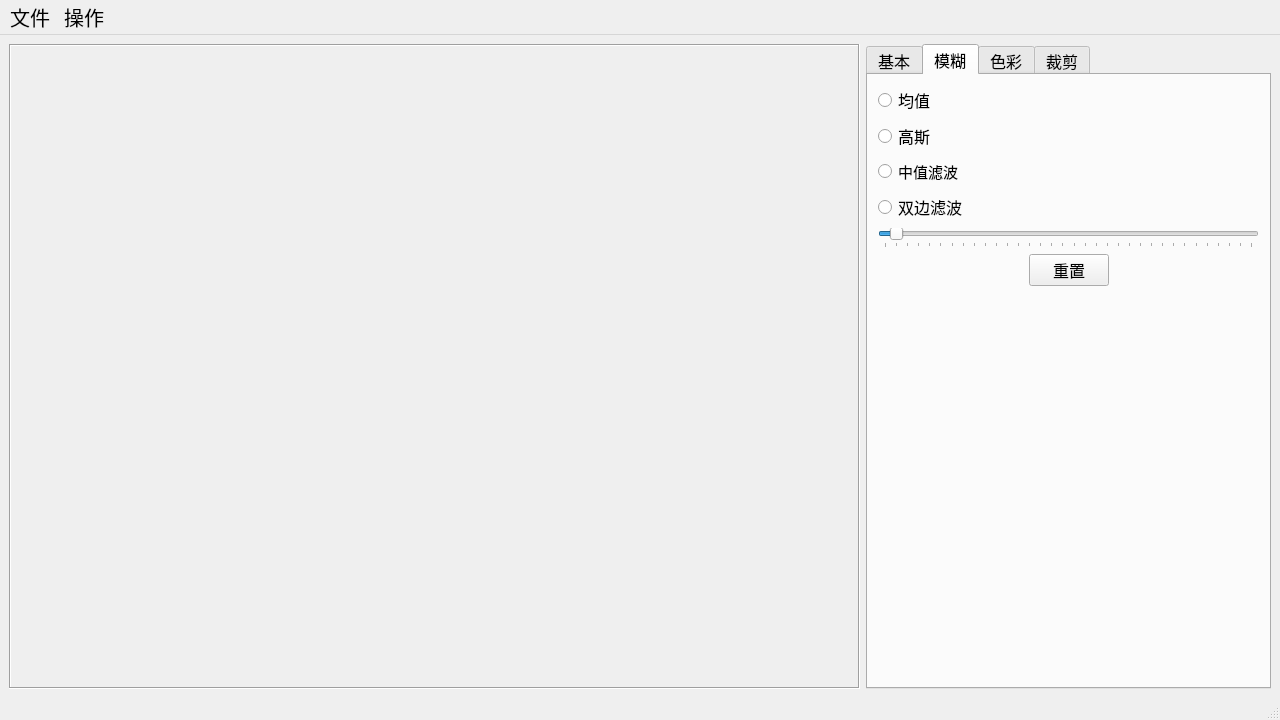
43hk/QuickEnhance, file mainwindow.ui: the form before one commit.
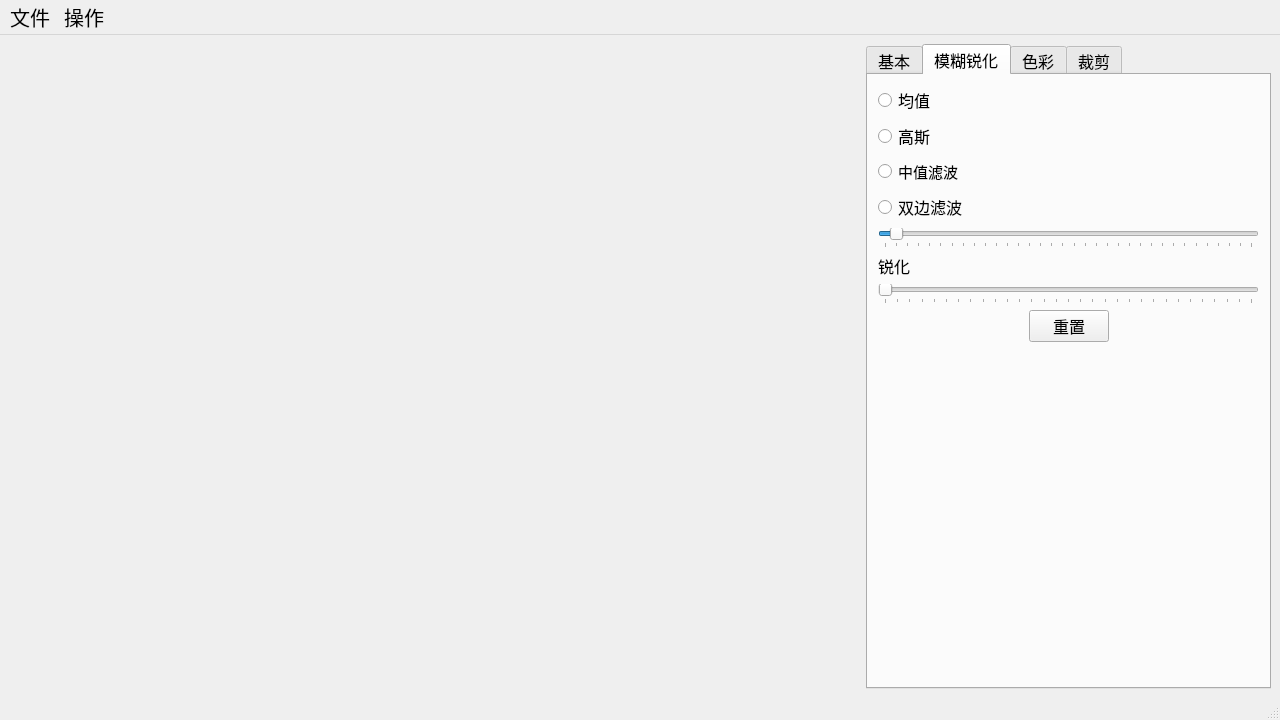
The form after the commit. The open tabs and pages were chosen to show the change.

Diff of the .ui file:
```diff
--- a/mainwindow.ui
+++ b/mainwindow.ui
@@ -36,10 +36,10 @@
        </size>
       </property>
       <property name="frameShape">
-       <enum>QFrame::Shape::Box</enum>
+       <enum>QFrame::Shape::NoFrame</enum>
       </property>
       <property name="frameShadow">
-       <enum>QFrame::Shadow::Sunken</enum>
+       <enum>QFrame::Shadow::Plain</enum>
       </property>
       <property name="lineWidth">
        <number>1</number>
@@ -217,7 +217,7 @@
       </widget>
       <widget class="QWidget" name="blur">
        <attribute name="title">
-        <string>模糊</string>
+        <string>模糊锐化</string>
        </attribute>
        <widget class="QWidget" name="verticalLayoutWidget_2">
         <property name="geometry">
@@ -302,6 +302,35 @@
            </property>
           </widget>
          </item>
+         <item>
+          <widget class="QLabel" name="label">
+           <property name="text">
+            <string>锐化</string>
+           </property>
+          </widget>
+         </item>
+         <item>
+          <widget class="QSlider" name="sharpenSlider">
+           <property name="minimum">
+            <number>0</number>
+           </property>
+           <property name="maximum">
+            <number>30</number>
+           </property>
+           <property name="value">
+            <number>0</number>
+           </property>
+           <property name="orientation">
+            <enum>Qt::Orientation::Horizontal</enum>
+           </property>
+           <property name="tickPosition">
+            <enum>QSlider::TickPosition::TicksBelow</enum>
+           </property>
+           <property name="tickInterval">
+            <number>1</number>
+           </property>
+          </widget>
+         </item>
          <item>
           <layout class="QHBoxLayout" name="horizontalLayout_3">
            <item>
```
Left out of the diff: 11 changed lines with no effect on the pictures.
